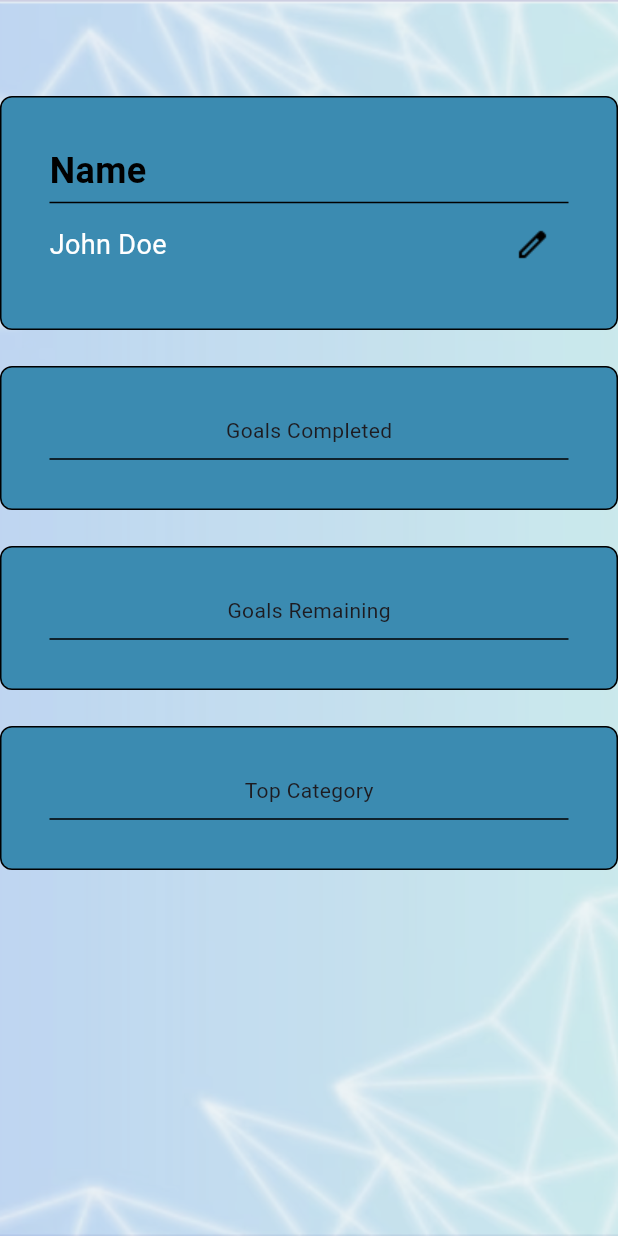
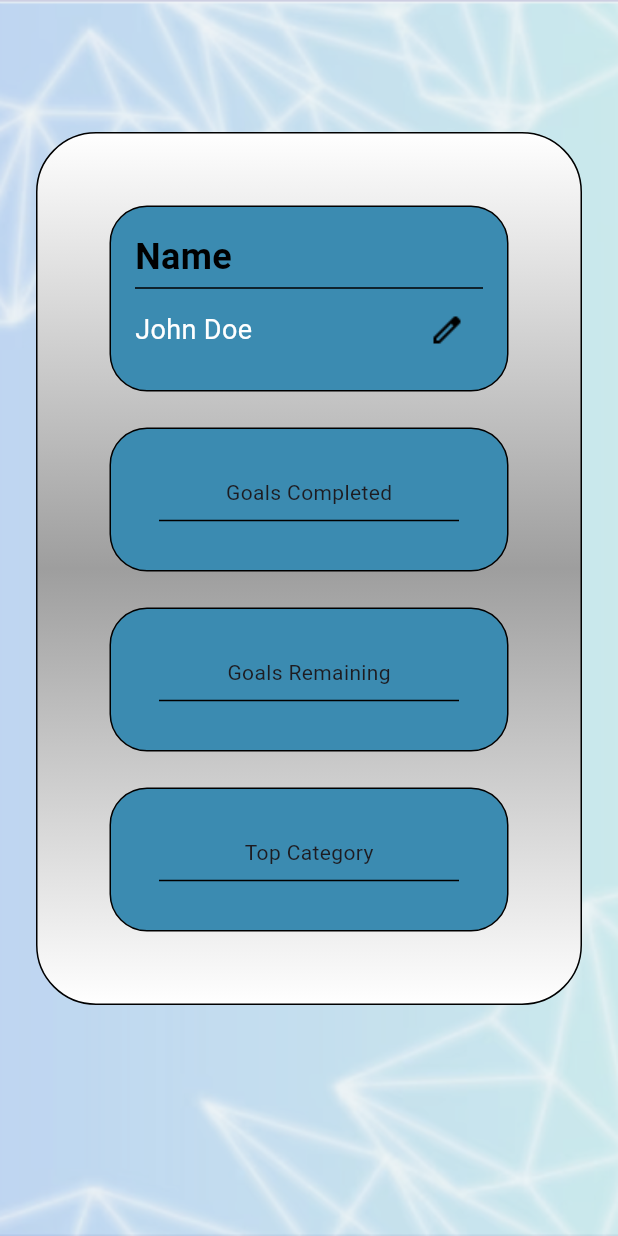
Before and after one commit to anagnole/UI_UX_36, a Flutter app: the ProfilePage screen opened directly, on a phone screen of 412 x 824 dp. Run offline on Flutter 3.47's test engine with Material 3 defaults, Android fonts, the phone set to English and light mode, and no system bars; our stand-ins replace camera, charts_flutter, sqflite; accounts and stored records are empty.

Commit message:
profile page ui

```diff
--- a/lib/src/navigation/routes/profile/Widgets/stat_box.dart
+++ b/lib/src/navigation/routes/profile/Widgets/stat_box.dart
@@ -11,7 +11,7 @@ class StatBox extends Textwithbar{
       decoration: BoxDecoration(
         color: const Color(0xFF3B8BB1),
         border: Border.all(color: Colors.black),
-        borderRadius: BorderRadius.circular(8.0), // Adjust border radius as needed
+        borderRadius: BorderRadius.circular(25.0), // Adjust border radius as needed
       ),
       child: Column(
         mainAxisAlignment: MainAxisAlignment.start,
--- a/lib/src/navigation/routes/profile/profile.dart
+++ b/lib/src/navigation/routes/profile/profile.dart
@@ -42,6 +42,7 @@ class _ProfilePageState extends State<ProfilePage> {
   Widget build(BuildContext context) {
     return Scaffold(
       body: Container(
+        padding: const EdgeInsets.all(24.0),
         decoration: const BoxDecoration(
           image: DecorationImage(
             image: AssetImage('assets/images/background.png'),
@@ -54,11 +55,29 @@ class _ProfilePageState extends State<ProfilePage> {
             children: [
               const SizedBox(height: 64),
               Container(
-                padding: const EdgeInsets.all(32.0),
+                padding: const EdgeInsets.all(48.0),
+                decoration: BoxDecoration(
+                  gradient: const LinearGradient(
+                    begin: Alignment.topCenter,
+                    end: Alignment.bottomCenter,
+                    stops: [0.0, 0.5, 1.0],
+                    colors: <Color>[
+                        Color(0xFFFFFFFF),
+                        Colors.grey,
+                        Color(0xFFFFFFFF)
+                    ]
+                    ),
+                  border: Border.all(color: Colors.black),
+                  borderRadius: BorderRadius.circular(40.0),
+                ),
+                child: Column(
+                  children: [
+                    Container(
+                      padding: const EdgeInsets.all(16.0),
                       decoration: BoxDecoration(
                       color: const Color(0xFF3B8BB1),
                       border: Border.all(color: Colors.black),
-                  borderRadius: BorderRadius.circular(8.0),
+                      borderRadius: BorderRadius.circular(25.0),
                       ),
                     child: Column(
                       crossAxisAlignment: CrossAxisAlignment.start,
@@ -115,6 +134,8 @@ class _ProfilePageState extends State<ProfilePage> {
                   const StatBox(stat: "Goals Remaining"),
                   const SizedBox(height: 24),
                   const StatBox(stat: "Top Category"),
+                  ],)
+              )
             ],
           ),
         ),
```
Also changed, not shown: pubspec.lock. Lines whose indentation alone changed are shown as unchanged.
